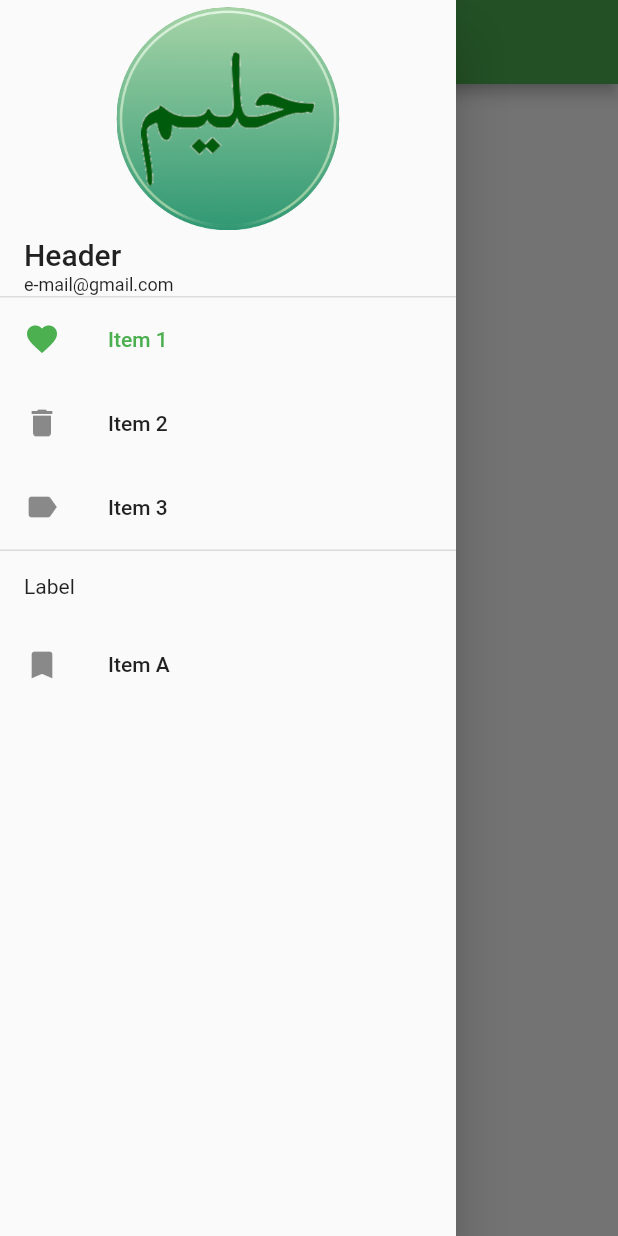
After one commit to gurkay/my_widget_libs, a Flutter app: the screen it shows after launch, in the side drawer, after a tap on "Item 1", on a phone screen of 412 x 824 dp. The commit adds this screen. Run offline on Flutter 3.47's test engine with Material 2 defaults, Android fonts, the light colour scheme and no system bars; our stand-ins replace google_fonts; statements that could not run were skipped.

Commit message:
new codes

```diff
--- /dev/null
+++ b/lib/widgets/screen_home_page_body.dart
@@ -0,0 +1,17 @@
+import 'package:flutter/material.dart';
+
+class ScreenHomePageBody extends StatefulWidget {
+  const ScreenHomePageBody({Key? key}) : super(key: key);
+
+  @override
+  _ScreenHomePageBodyState createState() => _ScreenHomePageBodyState();
+}
+
+class _ScreenHomePageBodyState extends State<ScreenHomePageBody> {
+  @override
+  Widget build(BuildContext context) {
+    return Container(
+      child: Text('test'),
+    );
+  }
+}
--- /dev/null
+++ b/lib/widgets/screen_home_page_drawer.dart
@@ -0,0 +1,101 @@
+import 'package:flutter/material.dart';
+import 'package:google_fonts/google_fonts.dart';
+
+class ScreenHomePageDrawer extends StatefulWidget {
+  @override
+  State<ScreenHomePageDrawer> createState() => _ScreenHomePageDrawerState();
+}
+
+class _ScreenHomePageDrawerState extends State<ScreenHomePageDrawer> {
+  int _selectedDestination = 0;
+
+  @override
+  Widget build(BuildContext context) {
+    final theme = Theme.of(context);
+    final textTheme = theme.textTheme;
+    return SafeArea(
+      child: Drawer(
+        child: ListView(
+          padding: EdgeInsets.zero,
+          children: [
+            Column(
+              crossAxisAlignment: CrossAxisAlignment.start,
+              children: [
+                Center(
+                  child: Padding(
+                    padding: const EdgeInsets.symmetric(vertical: 5.0),
+                    child: CircleAvatar(
+                      child: Image.asset('assets/icons/halim_logo.png'),
+                      radius: MediaQuery.of(context).size.height * 0.090,
+                    ),
+                  ),
+                ),
+                Padding(
+                  padding: const EdgeInsets.symmetric(horizontal: 16.0),
+                  child: Column(
+                    children: [
+                      Text(
+                        'Header',
+                        style: textTheme.headline6,
+                      ),
+                    ],
+                  ),
+                ),
+                Padding(
+                  padding: const EdgeInsets.only(left: 16.0, top: 2.0),
+                  child: Text(
+                    'e-mail@gmail.com',
+                    style: GoogleFonts.abhayaLibre(fontSize: 12),
+                  ),
+                ),
+              ],
+            ),
+            const Divider(
+              height: 1,
+              thickness: 1,
+            ),
+            ListTile(
+              leading: const Icon(Icons.favorite),
+              title: const Text('Item 1'),
+              selected: _selectedDestination == 0,
+              onTap: () => selectDestination(0),
+            ),
+            ListTile(
+              leading: const Icon(Icons.delete),
+              title: const Text('Item 2'),
+              selected: _selectedDestination == 1,
+              onTap: () => selectDestination(1),
+            ),
+            ListTile(
+              leading: const Icon(Icons.label),
+              title: const Text('Item 3'),
+              selected: _selectedDestination == 2,
+              onTap: () => selectDestination(2),
+            ),
+            const Divider(
+              height: 1,
+              thickness: 1,
+            ),
+            const Padding(
+              padding: EdgeInsets.all(16.0),
+              child: Text('Label'),
+            ),
+            ListTile(
+              leading: const Icon(Icons.bookmark),
+              title: const Text('Item A'),
+              selected: _selectedDestination == 3,
+              onTap: () => selectDestination(3),
+            ),
+          ],
+        ),
+      ),
+    );
+  }
+
+  void selectDestination(int index) {
+    setState(() {
+      _selectedDestination = index;
+      print('_selectedDestination::: ${_selectedDestination}');
+    });
+  }
+}
```
Also changed, not shown: lib/screens/screen_home_page.dart (+5 -89 lines).
